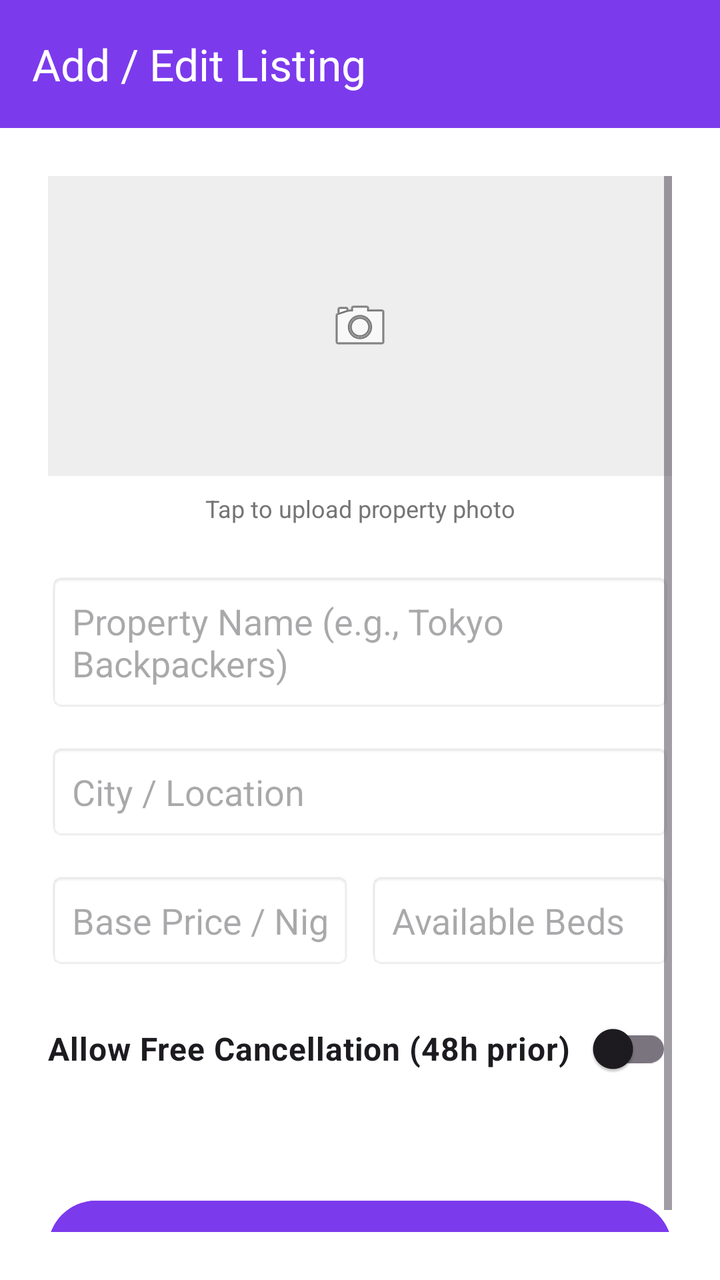
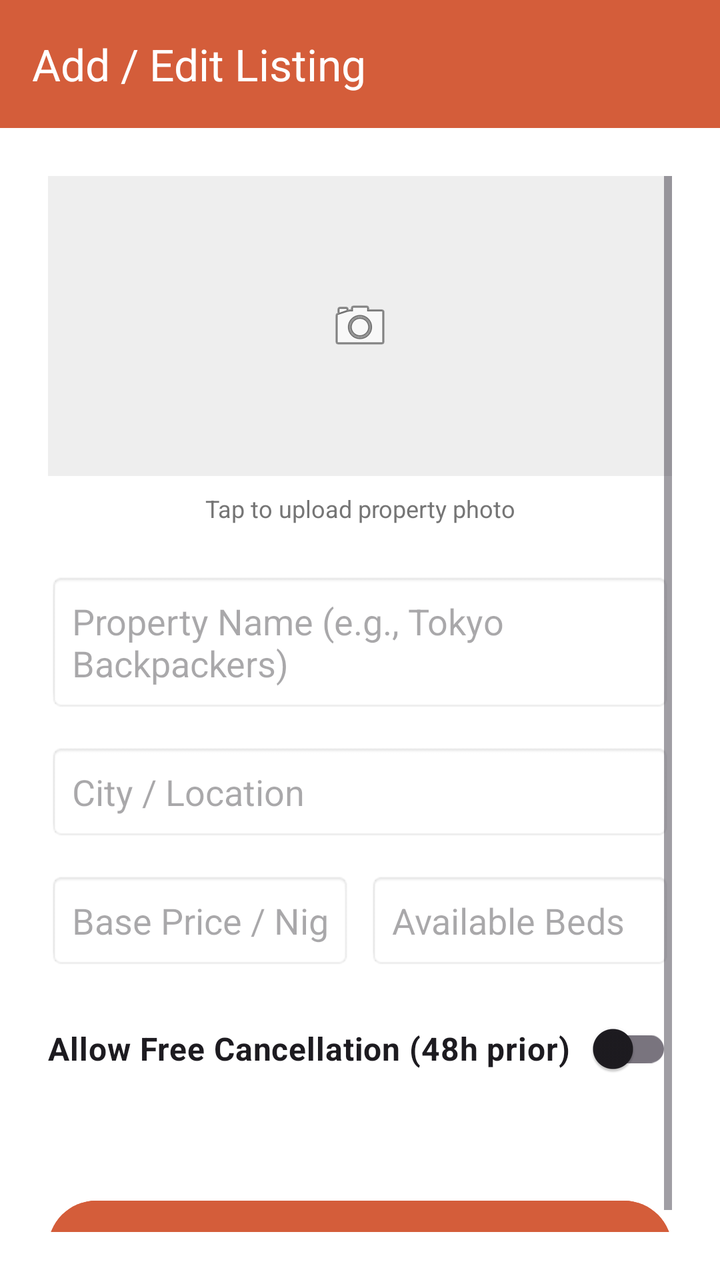

An Android layout rendered at two revisions. The XML below is the earlier revision; the diff shows what the commit changed to produce the second picture.
<!-- AndroidManifest.xml: application theme Theme.HostelWorld -->
<!-- res/layout/activity_add_property.xml -->
<?xml version="1.0" encoding="utf-8"?>
<LinearLayout xmlns:android="http://schemas.android.com/apk/res/android"
    xmlns:app="http://schemas.android.com/apk/res-auto"
    android:layout_width="match_parent"
    android:layout_height="match_parent"
    android:background="#FFFFFF"
    android:orientation="vertical">

    <androidx.appcompat.widget.Toolbar
        android:id="@+id/toolbarAddProperty"
        android:layout_width="match_parent"
        android:layout_height="wrap_content"
        android:background="#7C3AED"
        app:title="Add / Edit Listing"
        app:titleTextColor="#FFFFFF" />

    <ScrollView
        android:layout_width="match_parent"
        android:layout_height="match_parent"
        android:padding="24dp">

        <LinearLayout
            android:layout_width="match_parent"
            android:layout_height="wrap_content"
            android:orientation="vertical">

            <ImageView
                android:id="@+id/ivUploadPhoto"
                android:layout_width="match_parent"
                android:layout_height="150dp"
                android:background="#EEEEEE"
                android:scaleType="centerInside"
                android:src="@android:drawable/ic_menu_camera" />

            <TextView
                android:layout_width="match_parent"
                android:layout_height="wrap_content"
                android:layout_marginTop="8dp"
                android:text="Tap to upload property photo"
                android:textAlignment="center"
                android:textColor="#757575"
                android:textSize="12sp" />

            <EditText
                android:id="@+id/etPropName"
                android:layout_width="match_parent"
                android:layout_height="wrap_content"
                android:layout_marginTop="24dp"
                android:background="@android:drawable/editbox_background"
                android:hint="Property Name (e.g., Tokyo Backpackers)"
                android:padding="12dp" />

            <EditText
                android:id="@+id/etPropLocation"
                android:layout_width="match_parent"
                android:layout_height="wrap_content"
                android:layout_marginTop="16dp"
                android:background="@android:drawable/editbox_background"
                android:hint="City / Location"
                android:padding="12dp" />

            <LinearLayout
                android:layout_width="match_parent"
                android:layout_height="wrap_content"
                android:layout_marginTop="16dp"
                android:orientation="horizontal">

                <EditText
                    android:id="@+id/etPropPrice"
                    android:layout_width="0dp"
                    android:layout_height="wrap_content"
                    android:layout_weight="1"
                    android:background="@android:drawable/editbox_background"
                    android:hint="Base Price / Night ($)"
                    android:inputType="numberDecimal"
                    android:padding="12dp" />

                <EditText
                    android:id="@+id/etAvailableBeds"
                    android:layout_width="0dp"
                    android:layout_height="wrap_content"
                    android:layout_marginStart="8dp"
                    android:layout_weight="1"
                    android:background="@android:drawable/editbox_background"
                    android:hint="Available Beds"
                    android:inputType="number"
                    android:padding="12dp" />
            </LinearLayout>

            <androidx.appcompat.widget.SwitchCompat
                android:id="@+id/swCancelPolicy"
                android:layout_width="match_parent"
                android:layout_height="wrap_content"
                android:layout_marginTop="16dp"
                android:layout_marginBottom="16dp"
                android:text="Allow Free Cancellation (48h prior)"
                android:textSize="16sp"
                android:textStyle="bold" />

            <Button
                android:id="@+id/btnSaveListing"
                android:layout_width="match_parent"
                android:layout_height="56dp"
                android:layout_marginTop="32dp"
                android:backgroundTint="#7C3AED"
                android:text="Save &amp; Publish Listing" />
        </LinearLayout>
    </ScrollView>
</LinearLayout>
<!-- resources referenced by this layout -->
<resources>
  <style name="Theme.HostelWorld" parent="Base.Theme.HostelWorld" />
  <style name="Base.Theme.HostelWorld" parent="Theme.Material3.DayNight.NoActionBar">
          
          
      </style>
</resources>

<!-- the commit's change to res/layout/activity_add_property.xml (unified diff, before → after) -->
@@ -10,7 +10,7 @@
         android:id="@+id/toolbarAddProperty"
         android:layout_width="match_parent"
         android:layout_height="wrap_content"
-        android:background="#7C3AED"
+        android:background="#D45D3A"
         app:title="Add / Edit Listing"
         app:titleTextColor="#FFFFFF" />
 
@@ -102,7 +102,7 @@
                 android:layout_width="match_parent"
                 android:layout_height="56dp"
                 android:layout_marginTop="32dp"
-                android:backgroundTint="#7C3AED"
+                android:backgroundTint="#D45D3A"
                 android:text="Save &amp; Publish Listing" />
         </LinearLayout>
     </ScrollView>
